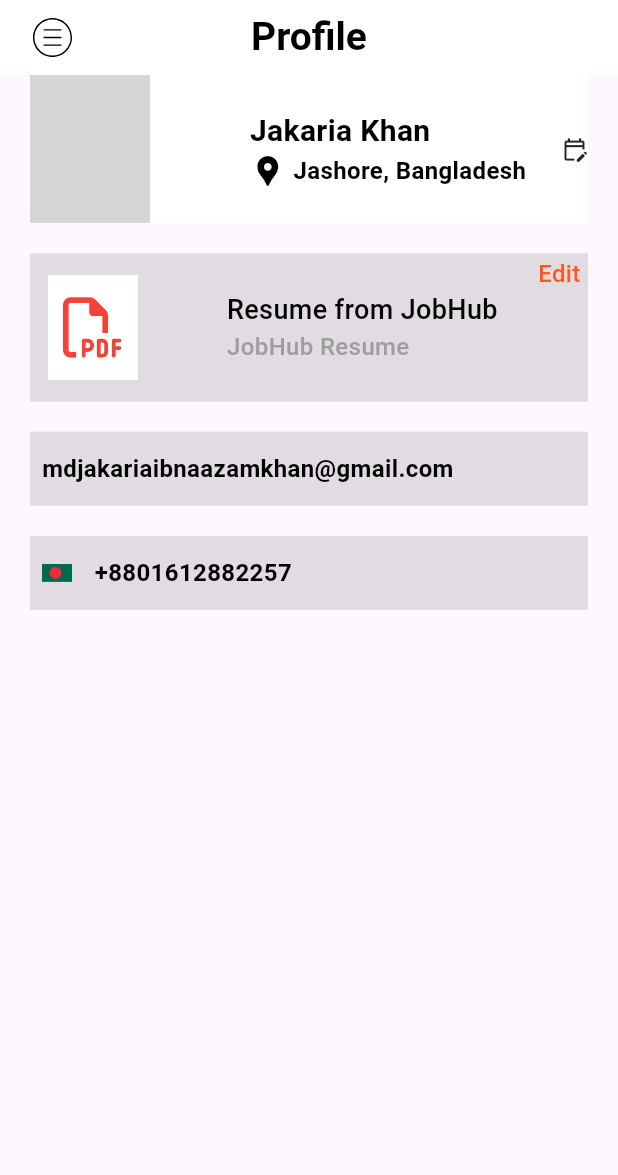
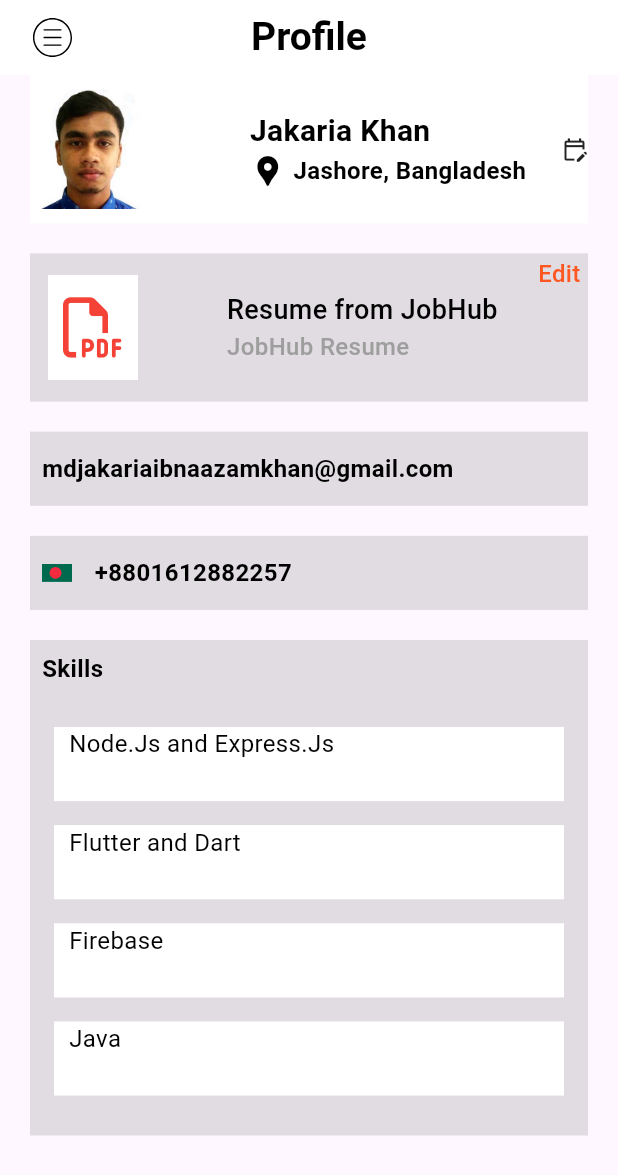
Before and after one commit to Jakaria1152/Job-Finder-, a Flutter app: the ProfilePage screen opened directly, on a phone screen of 412 x 824 dp. Shown: the top 1175 px of the screen. Run offline on Flutter 3.47's test engine with Material 3 defaults, Android fonts, the phone set to English and light mode, and no system bars; our stand-ins replace flutter_svg, flutter_zoom_drawer, font_awesome_flutter, get; grey boxes are pictures that could not be loaded.

Commit message:
profile design 100%  complete.

```diff
--- a/lib/constants/constant.dart
+++ b/lib/constants/constant.dart
@@ -16,3 +16,10 @@ List<String> requirement = [
 'Degree in software engineering, computer science, or software development is a plus.',
 'Nice to haves: Firebase, Azure DevOps, PWA (Progressive Web Apps).'
 ];
+
+List<String> skills =[
+  "Node.Js and Express.Js",
+  "Flutter and Dart",
+  "Firebase",
+  "Java"
+];
--- a/lib/views/ui/profile_page.dart
+++ b/lib/views/ui/profile_page.dart
@@ -1,6 +1,7 @@
 import 'package:flutter/material.dart';
 import 'package:flutter_svg/flutter_svg.dart';
 import 'package:font_awesome_flutter/font_awesome_flutter.dart';
+import 'package:job_finder_app/constants/constant.dart';
 import 'package:job_finder_app/views/common/reusable_text.dart';
 
 import '../common/app_bar.dart';
@@ -36,8 +37,8 @@ class ProfilePage extends StatelessWidget {
                 children: [
                   ClipRRect(
                     borderRadius: BorderRadius.all(Radius.circular(20)),
-                    child: Image.network(
-                      'https://media.licdn.com/dms/image/D5603AQH03bxq8Eec1g/profile-displayphoto-shrink_200_200/0/1705556728814?e=2147483647&v=beta&t=0usa9NKlZORkGFgUUUbFKGPUgVqDgbHtdMHMrXXEupc',
+                    child: Image.asset(
+                      'assets/images/profile.jpg',
                       width: 80,
                       height: 100,
                     ),
@@ -177,6 +178,46 @@ class ProfilePage extends StatelessWidget {
                   ],
                 ),
               ),
+            ),
+            SizedBox(height: 20,),
+            Container(
+              color: Colors.grey.withOpacity(0.3),
+              child: Column(
+                crossAxisAlignment: CrossAxisAlignment.start,
+                children: [
+                  Padding(
+                    padding: const EdgeInsets.all(8.0),
+                    child: ReusableText(text: 'Skills', style: TextStyle(
+                      fontSize: 16, color: Colors.black, fontWeight: FontWeight.w600
+                    )),
+                  ),
+                  SizedBox(height: 3,),
+                  SizedBox(height: MediaQuery.of(context).size.height*0.35,
+                  child: Padding(
+                    padding: EdgeInsets.symmetric(horizontal: 8, vertical: 8),
+                    child: ListView.builder(
+                      physics: NeverScrollableScrollPhysics(),
+                      itemCount: skills.length,
+                      itemBuilder: (context, index) {
+                      return Padding(
+                        padding: const EdgeInsets.all(8.0),
+                        child: Container(
+padding: EdgeInsets.symmetric(horizontal: 10),
+                          width: double.infinity,
+                          height: MediaQuery.of(context).size.height*0.06,
+                          color: Colors.white,
+                          child: ReusableText(text: skills[index],style: TextStyle(
+                              fontWeight: FontWeight.normal,
+                              color: Colors.black,
+                              fontSize: 16
+                          ),),
+                        ),
+                      );
+                    },),
+                  ),
+                  )
+                ],
+              ),
             )
           ],
         ),
```
